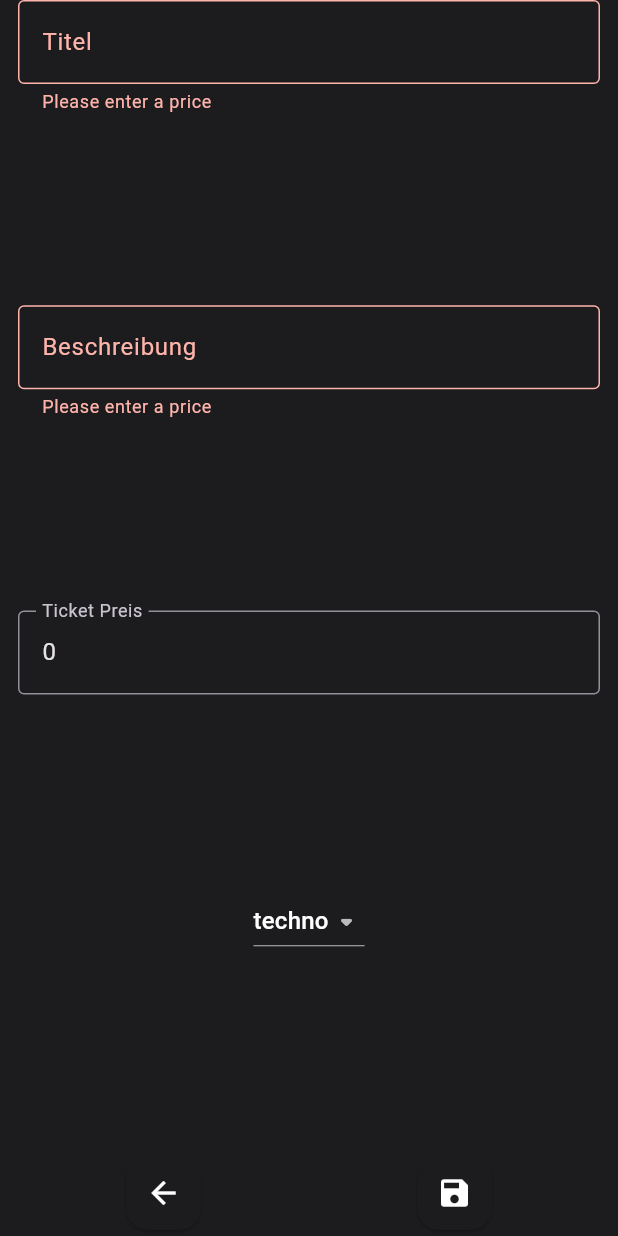
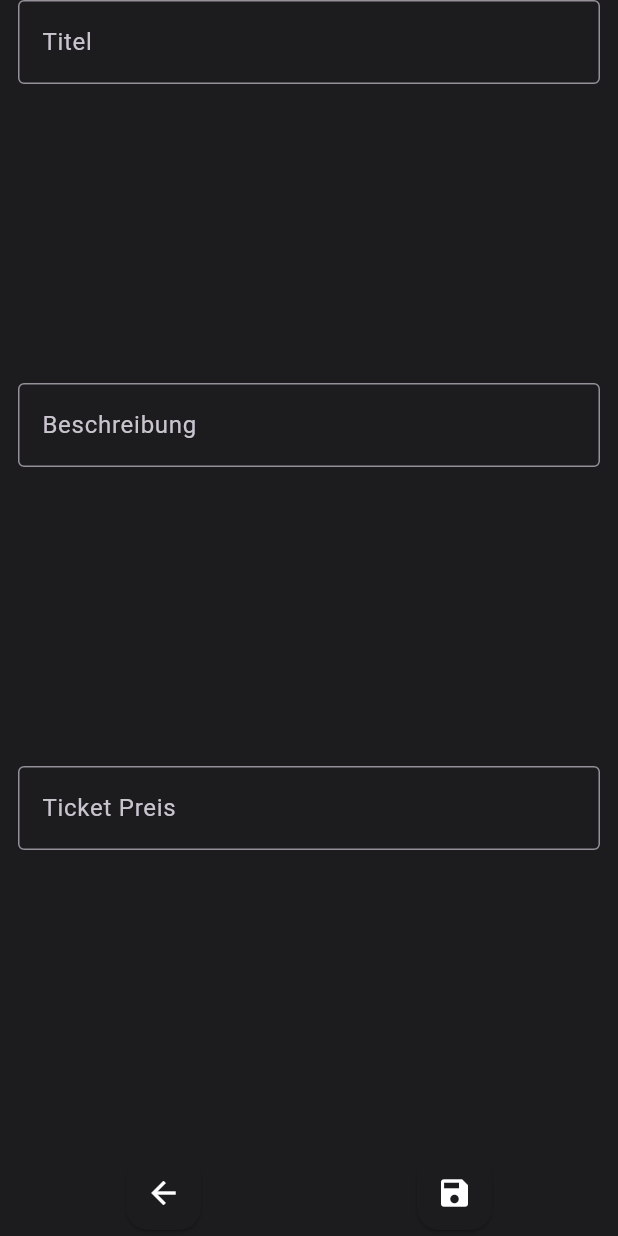
Before and after one commit to domidanke/event_finder, a Flutter app: the EditEventForm screen opened by its route, after a tap on the "save" icon, on a phone screen of 412 x 824 dp. Run offline on Flutter 3.47's test engine with Material 2 defaults, Android fonts, the phone set to English and light mode, and no system bars; drawn by our look-alikes of dynamic_color; our stand-ins replace cloud_firestore, firebase_auth, firebase_core, firebase_storage, firebase_ui_firestore, google_sign_in and 1 more; missing offline and left inert: firebase_ui_auth; accounts and stored records are empty.

Commit message:
dumb clean up

```diff
--- a/lib/models/event.dart
+++ b/lib/models/event.dart
@@ -32,7 +32,7 @@ class Event {
   final DateTime date;
   final String creatorId;
   final String creatorName;
-  String? imageUrl = '';
+  String? imageUrl;
 
   Map<String, Object?> toJson() {
     return {
--- a/lib/services/storage.service.dart
+++ b/lib/services/storage.service.dart
@@ -19,7 +19,9 @@ class StorageService {
   }
 
   Future<String> getEventImageUrl({required Event event}) async {
-    final ref = storage.ref().child('${event.creatorId}/events/${event.title}');
+    // Why is this called twice :(
+    print('downloading for ${event.title}');
+    final ref = storage.ref().child('${event.creatorId}/events/${event.uid}');
     return await ref.getDownloadURL();
   }
 }
--- a/lib/views/feature/event_organizer/edit_event_form.dart
+++ b/lib/views/feature/event_organizer/edit_event_form.dart
@@ -1,4 +1,3 @@
-import 'package:event_finder/models/consts.dart';
 import 'package:event_finder/models/event.dart';
 import 'package:event_finder/services/alert.service.dart';
 import 'package:event_finder/services/firestore_service.dart';
@@ -16,64 +15,62 @@ class EditEventForm extends StatefulWidget {
 }
 
 class _EditEventFormState extends State<EditEventForm> {
-  final _formKey = GlobalKey<FormState>();
+  String title = '';
+  String details = '';
+  int? ticketPrice;
 
-  late String title = '';
-  late String details = '';
-  late int ticketPrice = 0;
-  late String selectedGenre = genres.first;
+  Map<String, Object> generateMap() {
+    Map<String, Object> map = {};
+    if (title.isNotEmpty) {
+      map.addAll({'title': title});
+    }
+    if (details.isNotEmpty) {
+      map.addAll({'details': details});
+    }
+    if (ticketPrice != null) {
+      map.addAll({'ticketPrice': ticketPrice!});
+    }
+    return map;
+  }
 
   @override
   Widget build(BuildContext context) {
     return Scaffold(
       body: SafeArea(
-        child: Form(
-          key: _formKey,
         child: Padding(
           padding: const EdgeInsets.symmetric(horizontal: 12),
           child: Column(
             mainAxisAlignment: MainAxisAlignment.spaceBetween,
             children: [
-                TextFormField(
-                  initialValue: title,
+              TextField(
                 style: TextStyle(
                     color: Theme.of(context).textTheme.bodyMedium?.color),
                 decoration: const InputDecoration(
                   labelText: 'Titel',
                   border: OutlineInputBorder(),
                 ),
-                  validator: (value) {
-                    if (value == null || value.isEmpty) {
-                      return 'Please enter a price';
-                    }
+                onChanged: (value) {
                   title = value;
-                    return null;
                 },
               ),
               const SizedBox(
                 height: 20,
               ),
-                TextFormField(
-                  initialValue: details,
+              TextField(
                 style: TextStyle(
                     color: Theme.of(context).textTheme.bodyMedium?.color),
                 decoration: const InputDecoration(
                   labelText: 'Beschreibung',
                   border: OutlineInputBorder(),
                 ),
-                  validator: (value) {
-                    if (value == null || value.isEmpty) {
-                      return 'Please enter a price';
-                    }
-                    title = value;
-                    return null;
+                onChanged: (value) {
+                  details = value;
                 },
               ),
               const SizedBox(
                 height: 20,
               ),
-                TextFormField(
-                  initialValue: ticketPrice.toString(),
+              TextField(
                 style: TextStyle(
                     color: Theme.of(context).textTheme.bodyMedium?.color),
                 decoration: const InputDecoration(
@@ -84,36 +81,9 @@ class _EditEventFormState extends State<EditEventForm> {
                 inputFormatters: <TextInputFormatter>[
                   FilteringTextInputFormatter.digitsOnly
                 ],
-                  validator: (value) {
-                    if (value == null || value.isEmpty) {
-                      return 'Please enter a price';
-                    }
+                onChanged: (value) {
                   ticketPrice = int.parse(value);
-                    return null;
                 },
-                ),
-                const SizedBox(
-                  height: 20,
-                ),
-                Center(
-                  child: DropdownButton<String>(
-                    value: selectedGenre,
-                    icon: const Icon(Icons.arrow_drop_down_rounded),
-                    onChanged: (String? value) {
-                      setState(() {
-                        selectedGenre = value!;
-                      });
-                    },
-                    items: genres.map<DropdownMenuItem<String>>((String value) {
-                      return DropdownMenuItem<String>(
-                        value: value,
-                        child: Text(
-                          value,
-                          style: const TextStyle(color: Colors.white),
-                        ),
-                      );
-                    }).toList(),
-                  ),
               ),
               const SizedBox(
                 height: 20,
@@ -130,26 +100,22 @@ class _EditEventFormState extends State<EditEventForm> {
                   KKIcon(
                     icon: const Icon(Icons.save),
                     onPressed: () async {
-                        if (_formKey.currentState!.validate()) {
-                          final map = {
-                            'title': title,
-                            'details': details,
-                            'genre': selectedGenre,
-                            'ticketPrice': ticketPrice,
-                          };
                       final Event event =
                           Provider.of<StateService>(context, listen: false)
                               .lastSelectedEvent!;
+                      final map = generateMap();
                       try {
                         await FirestoreService()
                             .updateEventDocument(map, event.uid)
                             .then((value) {
                           ScaffoldMessenger.of(context).showSnackBar(
-                                const SnackBar(
-                                    content: Text('Event gespeichert.')),
+                            const SnackBar(content: Text('Event gespeichert.')),
                           );
-                              Future.delayed(const Duration(seconds: 2))
-                                  .then((value) => Navigator.pop(context));
+                          Future.delayed(const Duration(seconds: 1))
+                              .then((value) {
+                            int count = 0;
+                            Navigator.of(context).popUntil((_) => count++ >= 2);
+                          });
                         });
                       } catch (e) {
                         if (mounted) {
@@ -157,7 +123,6 @@ class _EditEventFormState extends State<EditEventForm> {
                               'Event erstellen fehlgeschlagen',
                               e.toString(),
                               context);
-                            }
                         }
                       }
                     },
@@ -168,7 +133,6 @@ class _EditEventFormState extends State<EditEventForm> {
           ),
         ),
       ),
-      ),
     );
   }
 }
--- a/lib/views/feature/event_organizer/event_form.dart
+++ b/lib/views/feature/event_organizer/event_form.dart
@@ -247,9 +247,8 @@ class _EventFormState extends State<EventForm> {
     late DateTime pickedDate = DateTime.now();
     await showCupertinoModalPopup(
         context: context,
-        builder: (_) => Container(
+        builder: (_) => SizedBox(
               height: 190,
-              color: const Color.fromARGB(255, 255, 255, 255),
               child: Column(
                 children: [
                   SizedBox(
```
Lines whose indentation alone changed are shown as unchanged.
